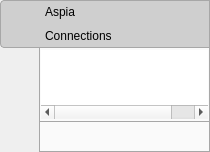
First picture: the form in source/host/ui/notifier_window.ui, repository dchapyshev/aspia, before the edit.
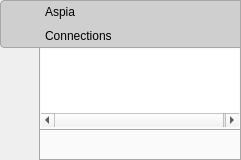
Second picture: the form after the edit. Icons and pictures are not drawn.

Diff of the .ui file:
```diff
--- a/source/host/ui/notifier_window.ui
+++ b/source/host/ui/notifier_window.ui
@@ -6,8 +6,8 @@
    <rect>
     <x>0</x>
     <y>0</y>
-    <width>203</width>
-    <height>152</height>
+    <width>241</width>
+    <height>160</height>
    </rect>
   </property>
   <layout class="QGridLayout" name="gridLayout">
@@ -343,20 +343,6 @@
            </property>
           </spacer>
          </item>
-         <item>
-          <widget class="QToolButton" name="button_voice_chat">
-           <property name="toolTip">
-            <string>Voice chat</string>
-           </property>
-           <property name="text">
-            <string notr="true"/>
-           </property>
-           <property name="icon">
-            <iconset resource="resources.qrc">
-             <normaloff>:/img/headphone.png</normaloff>:/img/headphone.png</iconset>
-           </property>
-          </widget>
-         </item>
          <item>
           <widget class="QToolButton" name="button_text_chat">
            <property name="toolTip">
```
Left out of the diff: 4 changed lines with no effect on the pictures.
